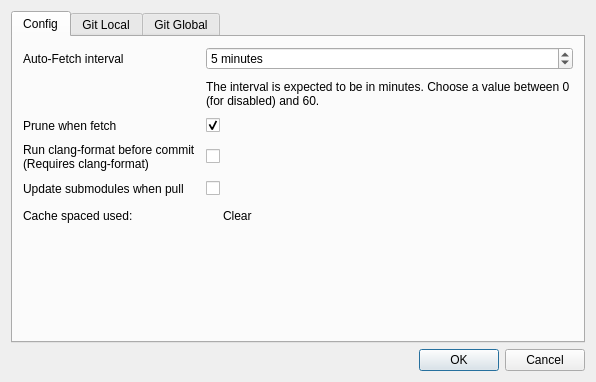
The window that src/aux_widgets/RepoConfigDlg.ui (francescmm/GitQlient) describes before a commit, drawn with Qt 5.
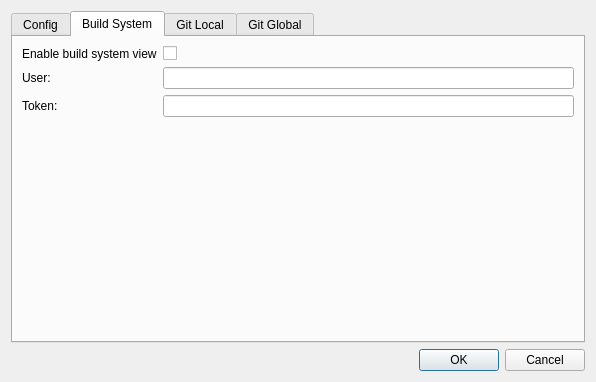
The same window after the commit. The open tabs and pages were chosen to show the change. Icons and pictures are not drawn. Custom widgets are drawn as their Qt base class.

Commit message: Adding option to enable build system

```diff
--- a/src/aux_widgets/RepoConfigDlg.ui
+++ b/src/aux_widgets/RepoConfigDlg.ui
@@ -174,6 +174,64 @@
        </item>
       </layout>
      </widget>
+     <widget class="QWidget" name="tab_4">
+      <attribute name="icon">
+       <iconset resource="../resources.qrc">
+        <normaloff>:/icons/build_system</normaloff>:/icons/build_system</iconset>
+      </attribute>
+      <attribute name="title">
+       <string>Build System</string>
+      </attribute>
+      <layout class="QFormLayout" name="formLayout">
+       <item row="0" column="0">
+        <widget class="QLabel" name="label_6">
+         <property name="text">
+          <string>Enable build system view</string>
+         </property>
+        </widget>
+       </item>
+       <item row="0" column="1">
+        <widget class="QCheckBox" name="chBoxBuildSystem">
+         <property name="text">
+          <string/>
+         </property>
+        </widget>
+       </item>
+       <item row="1" column="0">
+        <widget class="QLabel" name="leBsUserLabel">
+         <property name="text">
+          <string>User:</string>
+         </property>
+        </widget>
+       </item>
+       <item row="2" column="0">
+        <widget class="QLabel" name="leBsTokenLabel">
+         <property name="text">
+          <string>Token:</string>
+         </property>
+        </widget>
+       </item>
+       <item row="3" column="0">
+        <spacer name="verticalSpacer_2">
+         <property name="orientation">
+          <enum>Qt::Vertical</enum>
+         </property>
+         <property name="sizeHint" stdset="0">
+          <size>
+           <width>20</width>
+           <height>40</height>
+          </size>
+         </property>
+        </spacer>
+       </item>
+       <item row="1" column="1">
+        <widget class="QLineEdit" name="leBsUser"/>
+       </item>
+       <item row="2" column="1">
+        <widget class="QLineEdit" name="leBsToken"/>
+       </item>
+      </layout>
+     </widget>
      <widget class="QWidget" name="tab">
       <attribute name="icon">
        <iconset resource="../resources.qrc">
```
The commit also changes 4 other files.
